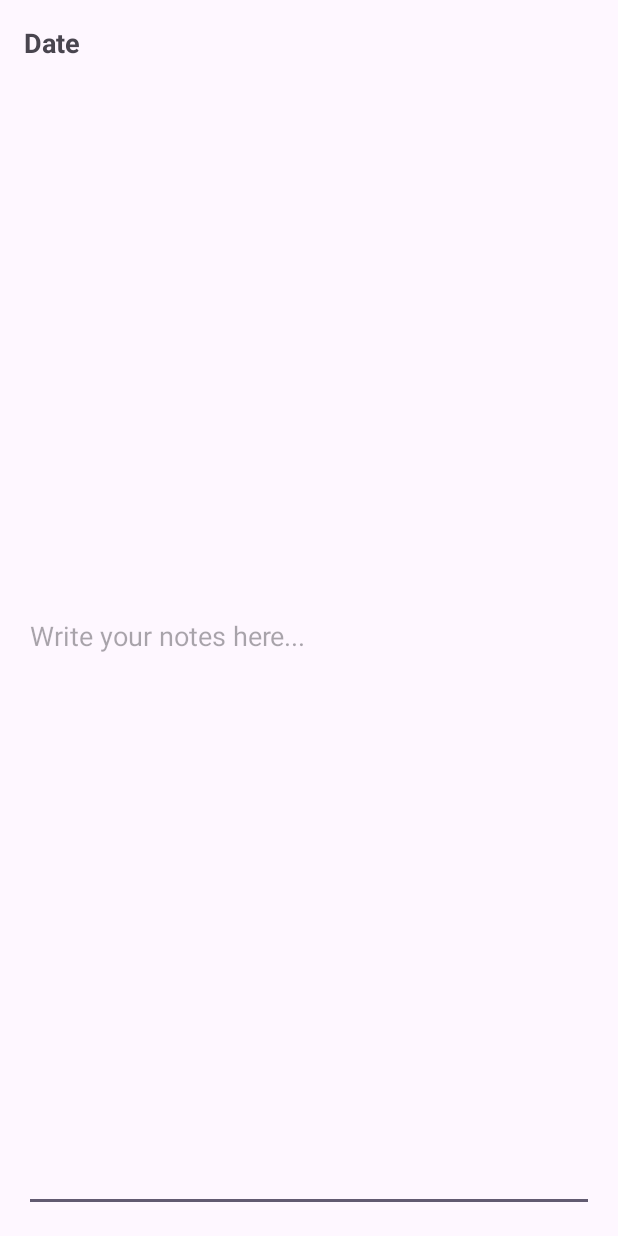
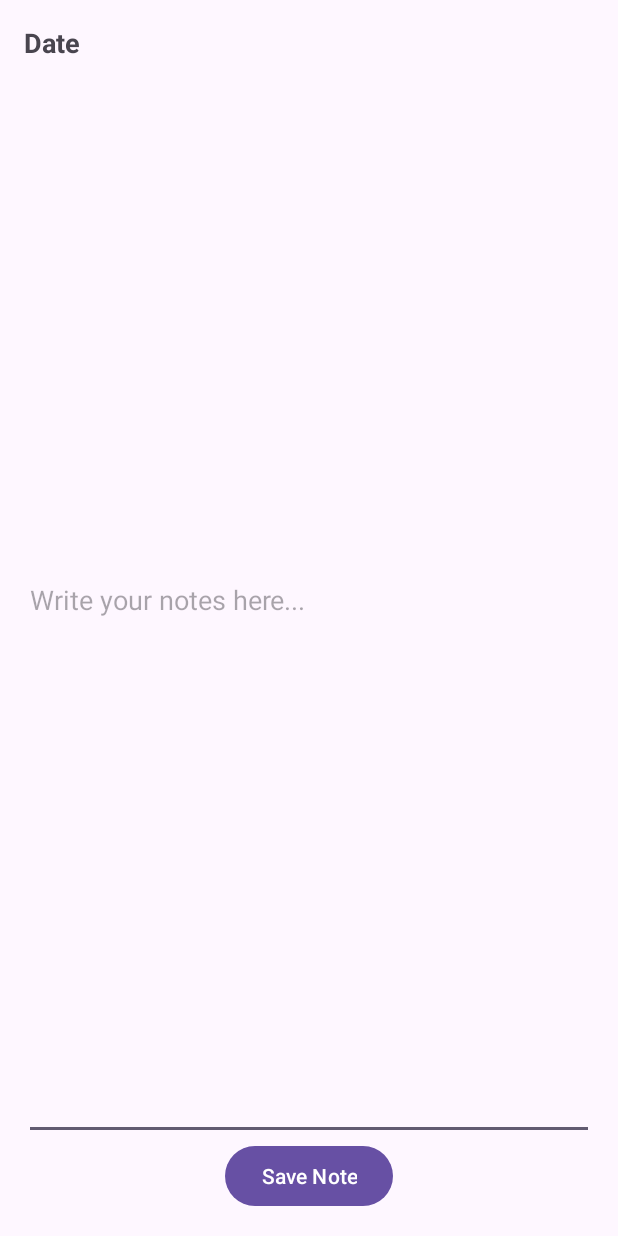
Before and after one commit to Abhi-Reddi/Personal-Diary-App-Android, an Android app: the layout activity_note.xml on its own in the app's theme, with its tools: preview values and no code run, on a phone screen of 412 x 824 dp. Run offline under Robolectric (Android 15) with nearby library versions, the phone set to English and light mode, and no system bars.

Commit message:
Added a button to save the notes along with the date:

```diff
--- a/DiaryNotes/app/src/main/res/layout/activity_note.xml
+++ b/DiaryNotes/app/src/main/res/layout/activity_note.xml
@@ -16,6 +16,14 @@
     <EditText
         android:id="@+id/noteEditText"
         android:layout_width="match_parent"
-        android:layout_height="match_parent"
+        android:layout_height="0dp"
+        android:layout_weight="1"
         android:hint="Write your notes here..." />
+
+    <Button
+        android:id="@+id/saveNoteButton"
+        android:layout_width="wrap_content"
+        android:layout_height="wrap_content"
+        android:layout_gravity="center_horizontal"
+        android:text="Save Note" />
 </LinearLayout>
```
Also changed, not shown: DiaryNotes/app/src/main/java/com/example/diarynotes/NoteActivity.java (+11 -13 lines).
